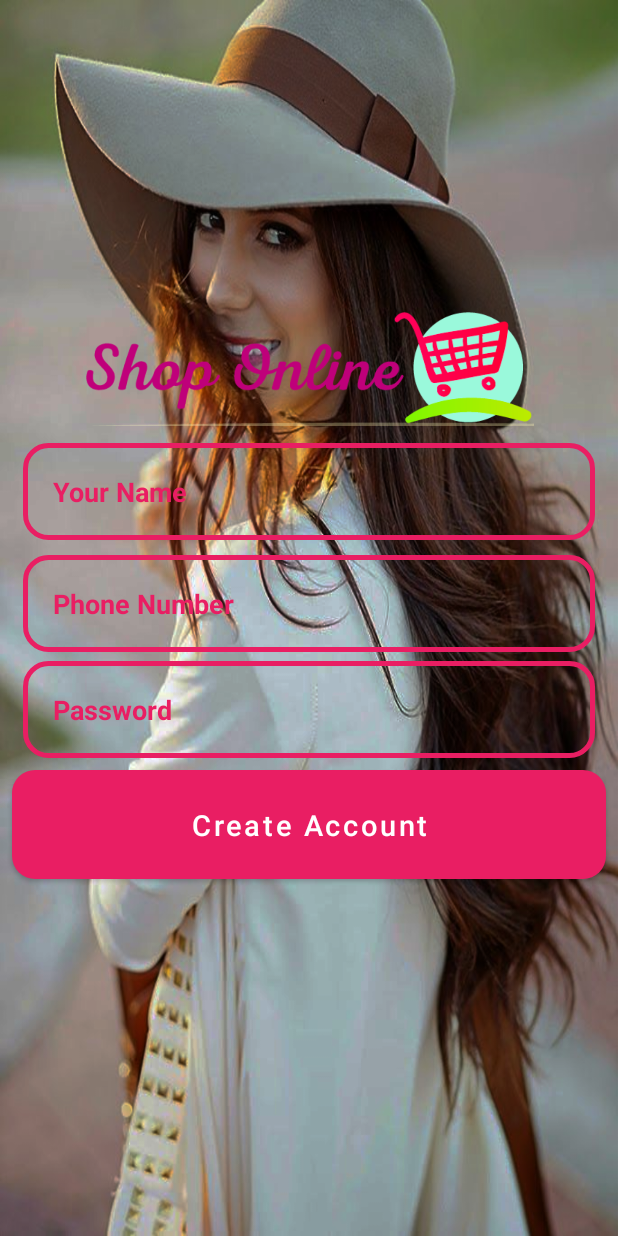
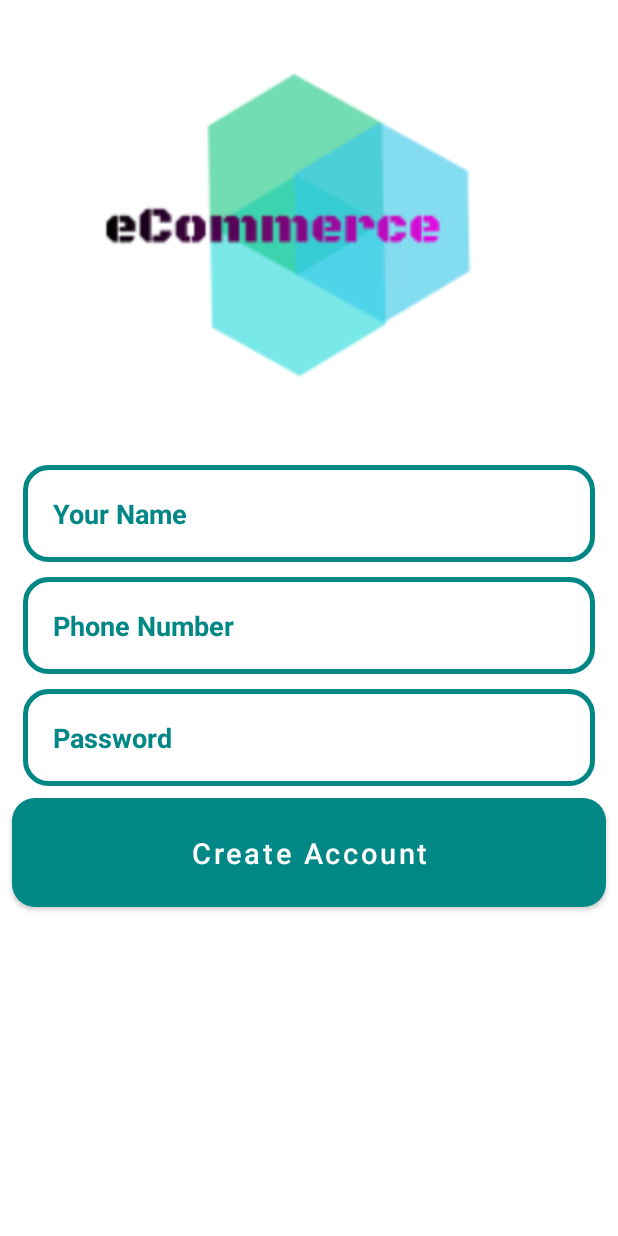
Before and after one commit to MohammadAlhariri/eCommerce, an Android app: the RegistertionActivity screen opened directly, with no data from a screen before it, on a phone screen of 412 x 824 dp. Run offline under Robolectric (Android 15) with nearby library versions, the phone set to English and light mode, and no system bars; our stand-ins replace Volley; network calls fail.

Commit message:
modify color and logo

```diff
--- a/app/src/main/res/layout/activity_home.xml
+++ b/app/src/main/res/layout/activity_home.xml
@@ -21,4 +21,5 @@
         android:fitsSystemWindows="true"
         app:headerLayout="@layout/nav_header_main"
         app:menu="@menu/activity_main_drawer" />
+
 </androidx.drawerlayout.widget.DrawerLayout>
--- a/app/src/main/res/layout/activity_registertion.xml
+++ b/app/src/main/res/layout/activity_registertion.xml
@@ -5,16 +5,15 @@
     xmlns:tools="http://schemas.android.com/tools"
     android:layout_width="match_parent"
     android:layout_height="match_parent"
-    android:background="@drawable/register"
     tools:context=".RegistertionActivity">
 
     <ImageView
         android:id="@+id/imageView2"
-        android:layout_width="300dp"
-        android:layout_height="100dp"
+        android:layout_width="700dp"
+        android:layout_height="300dp"
         android:layout_centerHorizontal="true"
-        android:layout_marginTop="195dp"
-        app:srcCompat="@drawable/applogo" />
+
+        app:srcCompat="@drawable/logo" />
 
     <EditText
         android:id="@+id/name"
@@ -29,7 +28,9 @@
         android:padding="20dp"
         android:textColor="@color/purple"
         android:textColorHint="@color/purple"
-        android:textStyle="bold" />
+        android:textStyle="bold"
+        android:layout_marginTop="10dp"
+        />
 
     <EditText
         android:id="@+id/phone2"
@@ -53,7 +54,7 @@
         android:layout_height="wrap_content"
         android:layout_below="@id/phone2"
         android:layout_marginLeft="15dp"
-        android:layout_marginTop="6dp"
+        android:layout_marginTop="10dp"
         android:layout_marginRight="15dp"
         android:background="@drawable/input_design"
         android:hint="Password"
@@ -71,7 +72,7 @@
         android:layout_height="wrap_content"
         android:layout_below="@id/pass2"
         android:layout_marginLeft="15dp"
-        android:layout_marginTop="6dp"
+        android:layout_marginTop="20dp"
         android:layout_marginRight="15dp"
         android:gravity="center"
 
--- a/app/src/main/res/values/colors.xml
+++ b/app/src/main/res/values/colors.xml
@@ -7,6 +7,6 @@
     <color name="teal_700">#FF018786</color>
     <color name="black">#FF000000</color>
     <color name="white">#FFFFFFFF</color>
-    <color name="purple">#E91E63</color>
+    <color name="purple">@color/teal_700</color>
 
 </resources>
```
Also changed, not shown: app/src/main/res/layout/activity_admin_home.xml (+9 -0 lines), app/src/main/res/layout/activity_login.xml (+4 -8 lines), app/src/main/res/layout/activity_main.xml (+5 -5 lines), app/src/main/res/layout/activity_seller_login.xml (+8 -0 lines), app/src/main/res/layout/activity_setting.xml (+9 -0 lines), app/src/main/res/drawable/logo.png (added), 1 other file.
